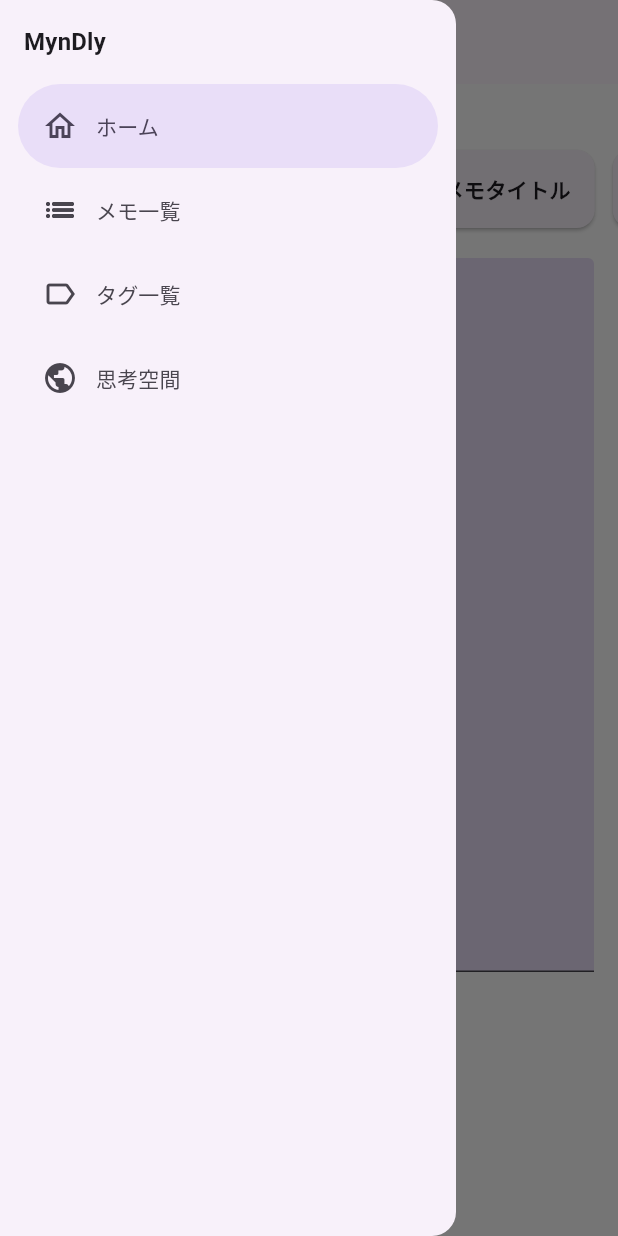
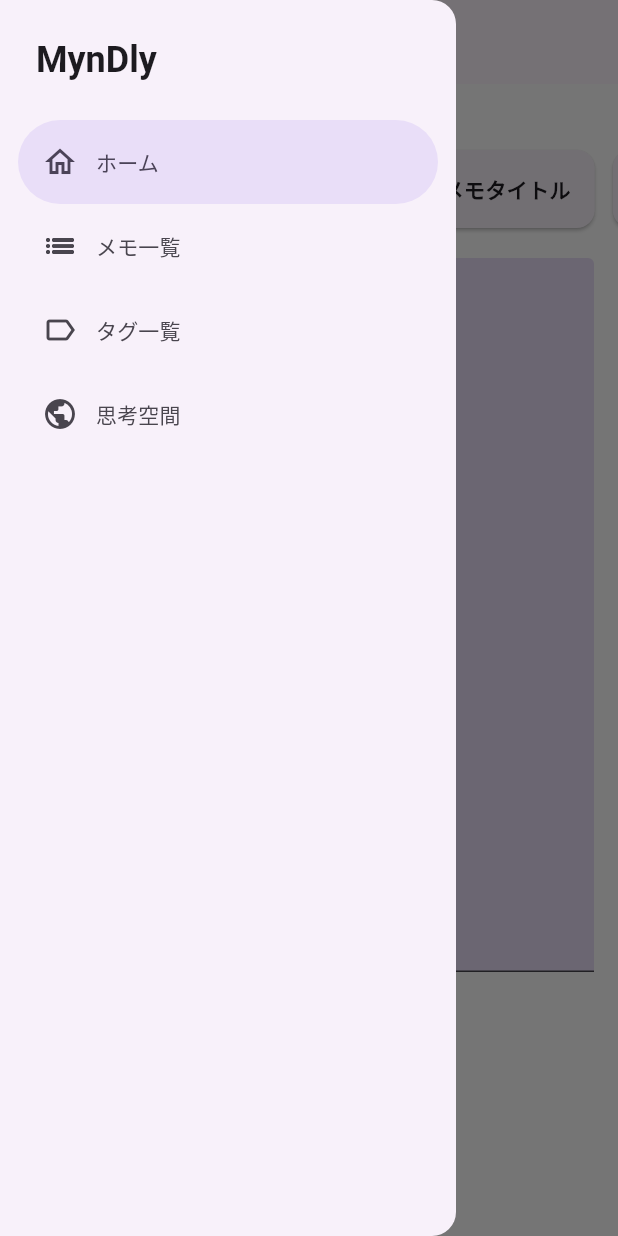
Before and after one commit to HACK-U-2025-2/HACKU, a Flutter app: the screen it shows after launch, with the side drawer open, on a phone screen of 412 x 824 dp. Run offline on Flutter 3.47's test engine with Material 3 defaults, Android fonts, the phone set to English and light mode, and no system bars; drawn by our look-alikes of loader_overlay; our stand-ins replace auto_route, device_info_plus, dio, flutter_hooks, freezed_annotation, hooks_riverpod and 6 more; missing offline and left inert: flutter_quill, gpt_markdown, graphify; generated files the repository leaves out were written again.

Commit message:
fix: Drawer上のアプリ名のフォントサイズを調整

```diff
--- a/frontend/lib/widgets/destination_navigation_drawer.dart
+++ b/frontend/lib/widgets/destination_navigation_drawer.dart
@@ -49,10 +49,12 @@ class DestinationNavigationDrawer extends StatelessWidget {
       },
       children: [
         Padding(
-          padding: const EdgeInsets.all(16),
+          padding: const EdgeInsets.all(24),
           child: Text(
             'MynDly',
-            style: textTheme.titleMedium?.copyWith(fontWeight: FontWeight.bold),
+            style: textTheme.headlineSmall?.copyWith(
+              fontWeight: FontWeight.bold,
+            ),
           ),
         ),
         for (final destination in Destination.values)
```
